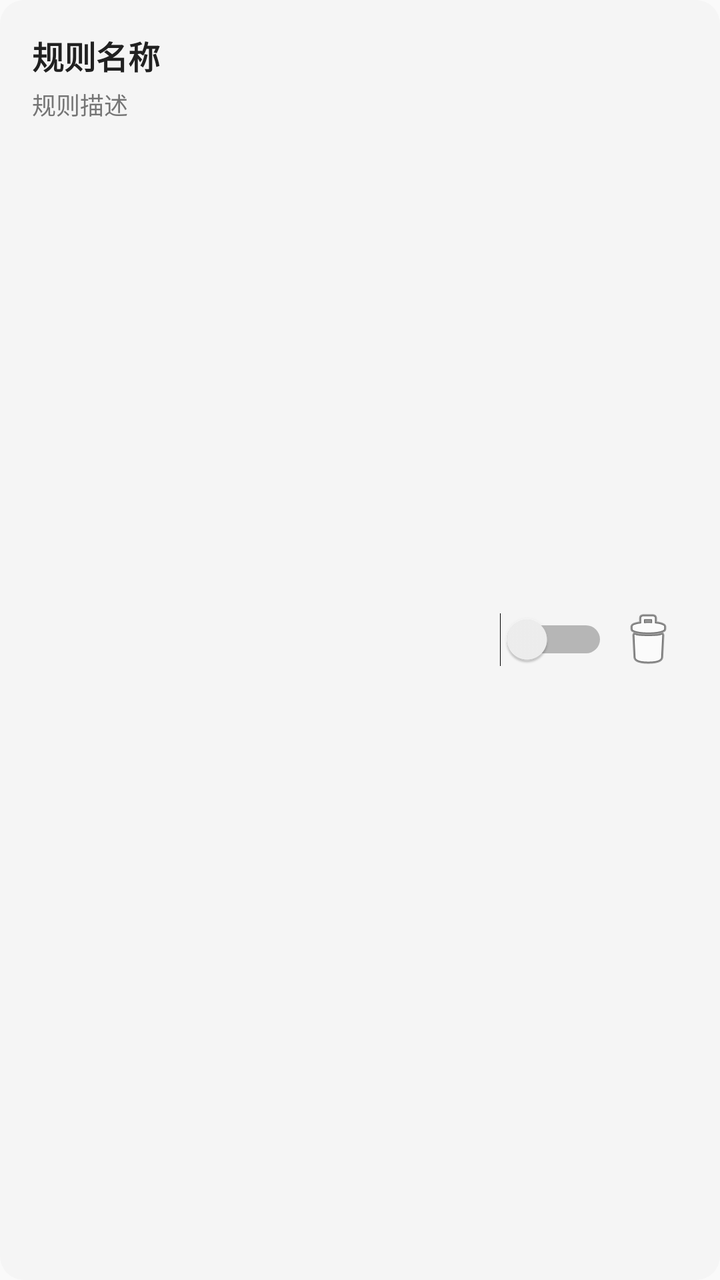
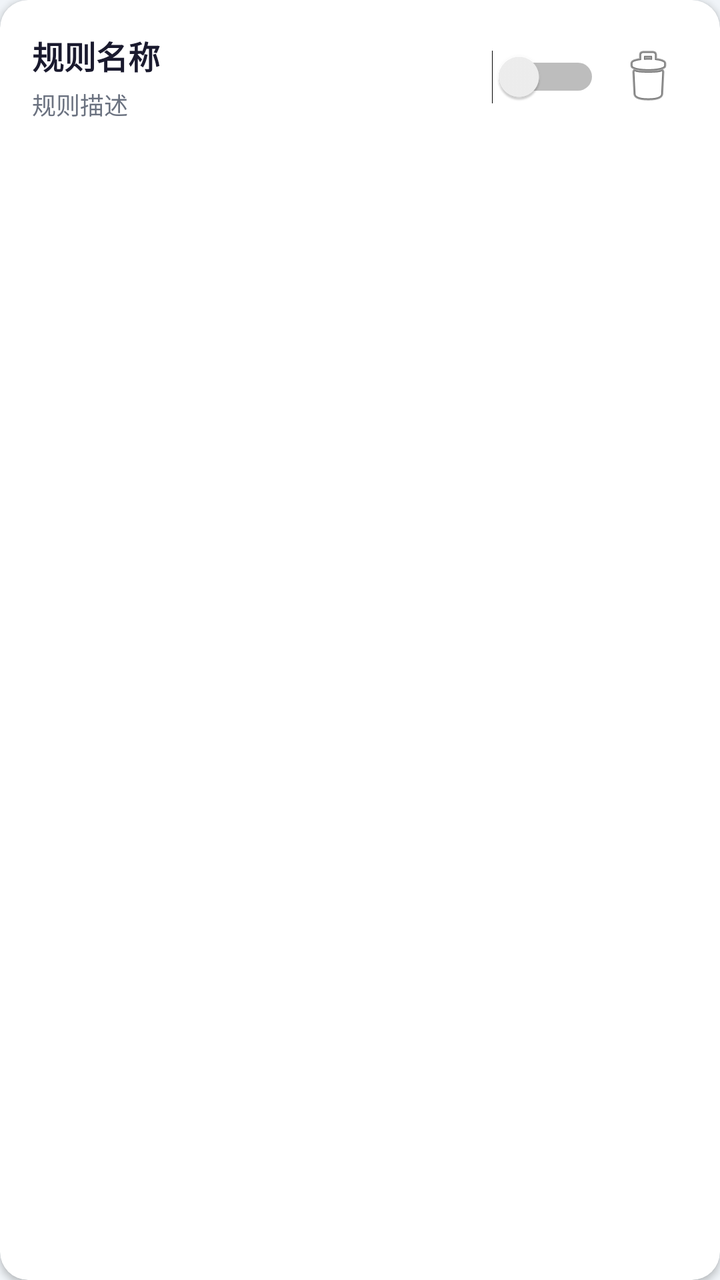

The first picture is an Android layout as it rendered before a commit; the second is the same layout after the commit. The layout source and the unified diff follow.
<!-- AndroidManifest.xml: application theme Theme.SmsAutoReply -->
<!-- res/layout/item_rule.xml -->
<?xml version="1.0" encoding="utf-8"?>
<LinearLayout xmlns:android="http://schemas.android.com/apk/res/android"
    android:layout_width="match_parent"
    android:layout_height="wrap_content"
    android:orientation="horizontal"
    android:padding="16dp"
    android:background="@drawable/card_bg"
    android:layout_marginBottom="8dp">

    
    <LinearLayout
        android:layout_width="0dp"
        android:layout_height="wrap_content"
        android:layout_weight="1"
        android:orientation="vertical"
        android:gravity="center_vertical">

        <TextView
            android:id="@+id/tv_rule_name"
            android:layout_width="wrap_content"
            android:layout_height="wrap_content"
            android:text="规则名称"
            android:textSize="16sp"
            android:textStyle="bold"
            android:textColor="@color/text_primary" />

        <TextView
            android:id="@+id/tv_rule_description"
            android:layout_width="wrap_content"
            android:layout_height="wrap_content"
            android:text="规则描述"
            android:textSize="12sp"
            android:textColor="@color/text_secondary"
            android:layout_marginTop="4dp" />

    </LinearLayout>

    
    <Switch
        android:id="@+id/switch_rule_enabled"
        android:layout_width="wrap_content"
        android:layout_height="wrap_content"
        android:layout_gravity="center_vertical" />

    
    <ImageButton
        android:id="@+id/btn_delete"
        android:layout_width="40dp"
        android:layout_height="48dp"
        android:src="@android:drawable/ic_menu_delete"
        android:background="@android:color/transparent"
        android:contentDescription="删除"
        android:scaleType="center"
        android:layout_gravity="center_vertical" />

</LinearLayout>
<!-- resources referenced by this layout -->
<resources>
  <color name="text_primary">#212121</color>
  <color name="text_secondary">#757575</color>
  <!-- drawable card_bg (drawable) -->
  <?xml version="1.0" encoding="utf-8"?>
  <shape xmlns:android="http://schemas.android.com/apk/res/android"
      android:shape="rectangle">
      <solid android:color="#F5F5F5" />
      <corners android:radius="12dp" />
      <padding android:left="16dp" android:top="16dp" android:right="16dp" android:bottom="16dp" />
  </shape>
  <style name="Theme.SmsAutoReply" parent="Theme.AppCompat.Light.DarkActionBar">
          <item name="colorPrimary">#FF1976D2</item>
          <item name="colorPrimaryDark">#FF1565C0</item>
          <item name="colorAccent">#FF26A69A</item>
          <item name="android:statusBarColor">#FF1565C0</item>
      </style>
</resources>

<!-- the commit's change to res/layout/item_rule.xml (unified diff, before → after) -->
@@ -1,56 +1,71 @@
 <?xml version="1.0" encoding="utf-8"?>
-<LinearLayout xmlns:android="http://schemas.android.com/apk/res/android"
+<com.google.android.material.card.MaterialCardView xmlns:android="http://schemas.android.com/apk/res/android"
+    xmlns:app="http://schemas.android.com/apk/res-auto"
     android:layout_width="match_parent"
     android:layout_height="wrap_content"
-    android:orientation="horizontal"
-    android:padding="16dp"
-    android:background="@drawable/card_bg"
-    android:layout_marginBottom="8dp">
+    android:layout_marginBottom="10dp"
+    app:cardCornerRadius="14dp"
+    app:cardElevation="2dp"
+    app:cardBackgroundColor="@color/card_bg"
+    app:strokeWidth="0dp"
+    android:foreground="?attr/selectableItemBackground"
+    android:clickable="true"
+    android:focusable="true">
 
-    
     <LinearLayout
-        android:layout_width="0dp"
+        android:layout_width="match_parent"
         android:layout_height="wrap_content"
-        android:layout_weight="1"
-        android:orientation="vertical"
+        android:orientation="horizontal"
+        android:padding="16dp"
         android:gravity="center_vertical">
 
-        <TextView
-            android:id="@+id/tv_rule_name"
+        
+        <LinearLayout
+            android:layout_width="0dp"
+            android:layout_height="wrap_content"
+            android:layout_weight="1"
+            android:orientation="vertical"
+            android:gravity="center_vertical">
+
+            <TextView
+                android:id="@+id/tv_rule_name"
+                android:layout_width="wrap_content"
+                android:layout_height="wrap_content"
+                android:text="规则名称"
+                android:textSize="16sp"
+                android:textStyle="bold"
+                android:textColor="@color/text_primary" />
+
+            <TextView
+                android:id="@+id/tv_rule_description"
+                android:layout_width="wrap_content"
+                android:layout_height="wrap_content"
+                android:text="规则描述"
+                android:textSize="12sp"
+                android:textColor="@color/text_secondary"
+                android:layout_marginTop="4dp" />
+
+        </LinearLayout>
+
+        
+        <Switch
+            android:id="@+id/switch_rule_enabled"
             android:layout_width="wrap_content"
             android:layout_height="wrap_content"
-            android:text="规则名称"
-            android:textSize="16sp"
-            android:textStyle="bold"
-            android:textColor="@color/text_primary" />
+            android:layout_gravity="center_vertical"
+            android:layout_marginEnd="4dp" />
 
-        <TextView
-            android:id="@+id/tv_rule_description"
-            android:layout_width="wrap_content"
-            android:layout_height="wrap_content"
-            android:text="规则描述"
-            android:textSize="12sp"
-            android:textColor="@color/text_secondary"
-            android:layout_marginTop="4dp" />
+        
+        <ImageButton
+            android:id="@+id/btn_delete"
+            android:layout_width="40dp"
+            android:layout_height="40dp"
+            android:src="@android:drawable/ic_menu_delete"
+            android:background="@android:color/transparent"
+            android:contentDescription="删除"
+            android:scaleType="center"
+            android:layout_gravity="center_vertical" />
 
     </LinearLayout>
 
-    
-    <Switch
-        android:id="@+id/switch_rule_enabled"
-        android:layout_width="wrap_content"
-        android:layout_height="wrap_content"
-        android:layout_gravity="center_vertical" />
-
-    
-    <ImageButton
-        android:id="@+id/btn_delete"
-        android:layout_width="40dp"
-        android:layout_height="48dp"
-        android:src="@android:drawable/ic_menu_delete"
-        android:background="@android:color/transparent"
-        android:contentDescription="删除"
-        android:scaleType="center"
-        android:layout_gravity="center_vertical" />
-
-</LinearLayout>
+</com.google.android.material.card.MaterialCardView>
<!-- resource entries referenced after the edit -->
@@ -1,20 +1,43 @@
 <!-- resources referenced by this layout -->
 <resources>
-  <color name="text_primary">#212121</color>
-  <color name="text_secondary">#757575</color>
-  <!-- drawable card_bg (drawable) -->
-  <?xml version="1.0" encoding="utf-8"?>
-  <shape xmlns:android="http://schemas.android.com/apk/res/android"
-      android:shape="rectangle">
-      <solid android:color="#F5F5F5" />
-      <corners android:radius="12dp" />
-      <padding android:left="16dp" android:top="16dp" android:right="16dp" android:bottom="16dp" />
-  </shape>
-  <style name="Theme.SmsAutoReply" parent="Theme.AppCompat.Light.DarkActionBar">
-          <item name="colorPrimary">#FF1976D2</item>
-          <item name="colorPrimaryDark">#FF1565C0</item>
-          <item name="colorAccent">#FF26A69A</item>
-          <item name="android:statusBarColor">#FF1565C0</item>
+  <color name="card_bg">#FFFFFF</color>
+  <color name="text_primary">#1A1A2E</color>
+  <color name="text_secondary">#6B7280</color>
+  <style name="Theme.SmsAutoReply" parent="Theme.MaterialComponents.Light.NoActionBar">
+          
+          <item name="colorPrimary">@color/primary</item>
+          <item name="colorPrimaryDark">@color/primary_dark</item>
+          <item name="colorOnPrimary">@color/on_primary</item>
+  
+          
+          <item name="colorSecondary">@color/secondary</item>
+          <item name="colorOnSecondary">@color/on_secondary</item>
+  
+          
+          <item name="colorSurface">@color/surface</item>
+          <item name="android:colorBackground">@color/page_bg</item>
+  
+          
+          <item name="android:statusBarColor">@color/primary_dark</item>
+  
+          
+          <item name="toolbarStyle">@style/Widget.MaterialComponents.Toolbar.Primary</item>
+  
+          
+          <item name="shapeAppearanceSmallComponent">@style/ShapeAppearance.MaterialComponents.SmallComponent</item>
+          <item name="shapeAppearanceMediumComponent">@style/ShapeAppearance.MaterialComponents.MediumComponent</item>
+  
+          
+          <item name="colorAccent">@color/accent</item>
+          <item name="colorControlNormal">@color/text_secondary</item>
       </style>
+  <color name="primary">#1565C0</color>
+  <color name="primary_dark">#0D47A1</color>
+  <color name="on_primary">#FFFFFF</color>
+  <color name="secondary">#00897B</color>
+  <color name="on_secondary">#FFFFFF</color>
+  <color name="surface">#FFFFFF</color>
+  <color name="page_bg">#F0F4F8</color>
+  <color name="accent">#26A69A</color>
 </resources>
 
